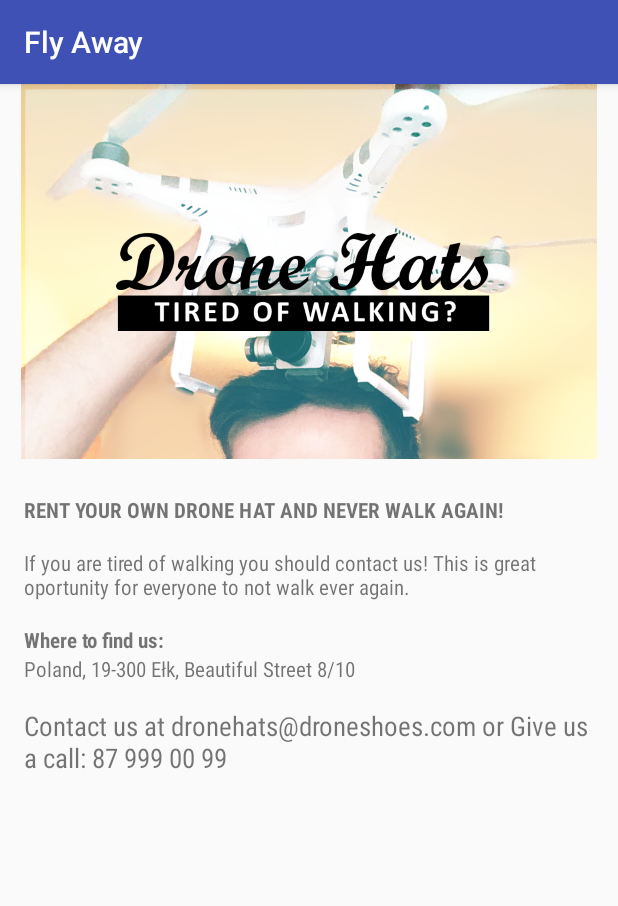
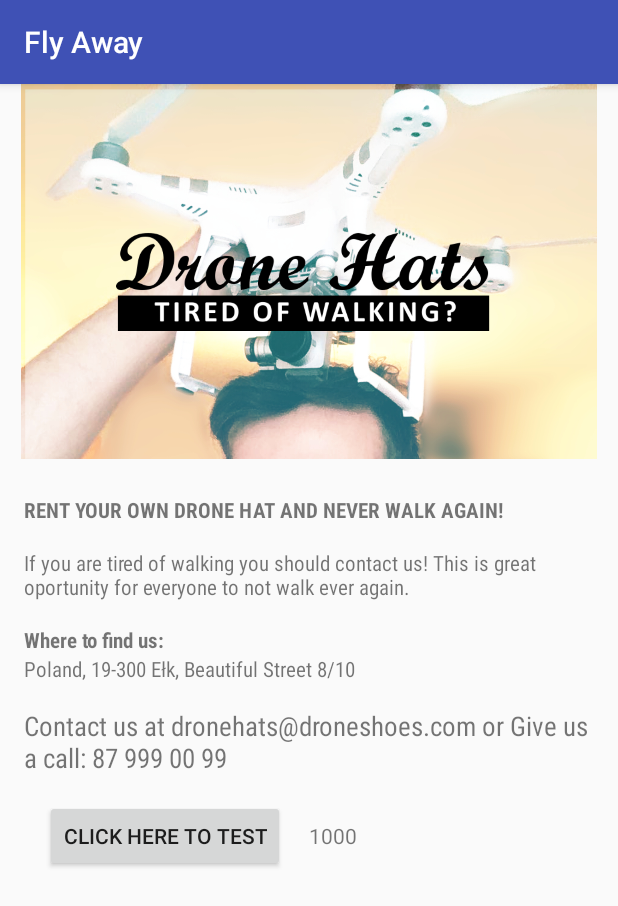
Before and after one commit to SimonArrowhead/FlyAway, an Android app: the screen it shows after launch (MainActivity), on a phone screen of 412 x 824 dp. Shown: the top 906 px of the screen. Run offline under Robolectric (Android 15) with nearby library versions, the phone set to English and light mode, and no system bars.

Commit message:
Button experiments

```diff
--- a/app/src/main/java/com/example/matrix/flyaway/MainActivity.java
+++ b/app/src/main/java/com/example/matrix/flyaway/MainActivity.java
@@ -2,12 +2,28 @@ package com.example.matrix.flyaway;
 
 import android.support.v7.app.AppCompatActivity;
 import android.os.Bundle;
+import android.view.View;
+import android.widget.TextView;
+
+import java.text.NumberFormat;
 
 public class MainActivity extends AppCompatActivity {
+
+    int number = 0;
 
     @Override
     protected void onCreate(Bundle savedInstanceState) {
         super.onCreate(savedInstanceState);
         setContentView(R.layout.activity_main);
     }
+
+    public void count (View view){
+        display(number);
+        number++;
+    }
+
+    private void display(int testNumber){
+        TextView testTextView = (TextView) findViewById(R.id.test);
+        testTextView.setText(NumberFormat.getNumberInstance().format(number));
+    }
 }
--- a/app/src/main/res/layout-v16/activity_main.xml
+++ b/app/src/main/res/layout-v16/activity_main.xml
@@ -31,46 +31,61 @@
             android:textAllCaps="true" />
 
         <TextView
+            style="@style/TextViewNormal"
             android:layout_width="wrap_content"
             android:layout_height="wrap_content"
             android:layout_marginBottom="16dp"
-            android:layout_marginLeft="16dp"
-            android:layout_marginRight="16dp"
             android:fontFamily="sans-serif-condensed"
-            android:text="@string/description_of_the_business"
-            android:textSize="14sp" />
+            android:text="@string/description_of_the_business" />
 
 
         <TextView
+            style="@style/TextViewTitle"
             android:layout_width="wrap_content"
             android:layout_height="wrap_content"
-            android:layout_marginLeft="16dp"
-            android:layout_marginRight="16dp"
             android:fontFamily="sans-serif-condensed"
-            android:text="@string/where_to_find_us"
-            android:textSize="14sp"
-            android:textStyle="bold" />
+            android:text="@string/where_to_find_us" />
 
         <TextView
+            style="@style/TextViewNormal"
             android:layout_width="wrap_content"
             android:layout_height="wrap_content"
             android:layout_marginBottom="16dp"
-            android:layout_marginLeft="16dp"
-            android:layout_marginRight="16dp"
             android:fontFamily="sans-serif-condensed"
-            android:text="@string/address"
-            android:textSize="14sp" />
+            android:text="@string/address" />
 
         <TextView
+            style="@style/TextViewNormal"
             android:layout_width="wrap_content"
             android:layout_height="wrap_content"
             android:layout_marginBottom="16dp"
-            android:layout_marginLeft="16dp"
-            android:layout_marginRight="16dp"
             android:fontFamily="sans-serif-condensed"
             android:text="@string/contact_us"
             android:textSize="18sp" />
 
+        <RelativeLayout
+            android:layout_width="match_parent"
+            android:layout_height="wrap_content">
+            <Button
+                android:id="@+id/testButton"
+                android:layout_marginLeft="30dp"
+                android:layout_marginStart="30dp"
+                android:onClick="count"
+                android:layout_width="wrap_content"
+                android:layout_height="wrap_content"
+                android:text="@string/buttonTest"/>
+
+            <TextView
+                style="@style/TextViewNormal"
+                android:id="@+id/test"
+                android:text="@string/number"
+                android:layout_marginTop="14dp"
+                android:layout_toRightOf="@id/testButton"
+                android:layout_toEndOf="@id/testButton"
+                android:layout_width="wrap_content"
+                android:layout_height="wrap_content" />
+        </RelativeLayout>
+
     </LinearLayout>
 
 </ScrollView>
--- a/app/src/main/res/layout/activity_main.xml
+++ b/app/src/main/res/layout/activity_main.xml
@@ -8,6 +8,7 @@
     tools:context="com.example.matrix.flyaway.MainActivity">
 
     <LinearLayout
+        android:id="@+id/companyInfo"
         android:layout_width="match_parent"
         android:layout_height="wrap_content"
         android:orientation="vertical">
@@ -30,13 +31,11 @@
             android:textAllCaps="true" />
 
         <TextView
+            style="@style/TextViewNormal"
             android:layout_width="wrap_content"
             android:layout_height="wrap_content"
             android:layout_marginBottom="16dp"
-            android:layout_marginLeft="16dp"
-            android:layout_marginRight="16dp"
-            android:text="@string/description_of_the_business"
-            android:textSize="14sp" />
+            android:text="@string/description_of_the_business" />
 
         <TextView
             style="@style/TextViewTitle"
@@ -45,22 +44,42 @@
             android:text="@string/where_to_find_us" />
 
         <TextView
+            style="@style/TextViewNormal"
             android:layout_width="wrap_content"
             android:layout_height="wrap_content"
             android:layout_marginBottom="16dp"
-            android:layout_marginLeft="16dp"
-            android:layout_marginRight="16dp"
-            android:text="@string/address"
-            android:textSize="14sp" />
+            android:text="@string/address" />
 
         <TextView
+            android:id="@+id/contactUs"
+            style="@style/TextViewNormal"
             android:layout_width="wrap_content"
             android:layout_height="wrap_content"
             android:layout_marginBottom="16dp"
-            android:layout_marginLeft="16dp"
-            android:layout_marginRight="16dp"
-            android:text="@string/contact_us"
-            android:textSize="18sp" />
+            android:text="@string/contact_us" />
+
+        <RelativeLayout
+            android:layout_width="match_parent"
+            android:layout_height="wrap_content">
+            <Button
+                android:id="@+id/testButton"
+                android:layout_marginLeft="30dp"
+                android:layout_marginStart="30dp"
+                android:onClick="count"
+                android:layout_width="wrap_content"
+                android:layout_height="wrap_content"
+                android:text="@string/buttonTest"/>
+            <TextView
+                style="@style/TextViewNormal"
+                android:id="@+id/test"
+                android:text="@string/number"
+                android:layout_marginTop="14dp"
+                android:layout_toRightOf="@id/testButton"
+                android:layout_toEndOf="@id/testButton"
+                android:layout_width="wrap_content"
+                android:layout_height="wrap_content" />
+        </RelativeLayout>
 
     </LinearLayout>
+
 </ScrollView>
--- a/app/src/main/res/values/strings.xml
+++ b/app/src/main/res/values/strings.xml
@@ -6,4 +6,6 @@
     <string name="where_to_find_us">Where to find us:</string>
     <string name="address">Poland, 19-300 Ełk,  Beautiful Street 8/10</string>
     <string name="contact_us">Contact us at dronehats@droneshoes.com or Give us a call: 87 999 00 99</string>
+    <string name="number">1000</string>
+    <string name="buttonTest">Click here to test</string>
 </resources>
--- a/app/src/main/res/values/styles.xml
+++ b/app/src/main/res/values/styles.xml
@@ -15,4 +15,10 @@
         <item name="android:layout_marginRight">16dp</item>
     </style>
 
+    <style name="TextViewNormal">
+        <item name="android:textSize">14sp</item>
+        <item name="android:layout_marginLeft">16dp</item>
+        <item name="android:layout_marginRight">16dp</item>
+    </style>
+
 </resources>
```
